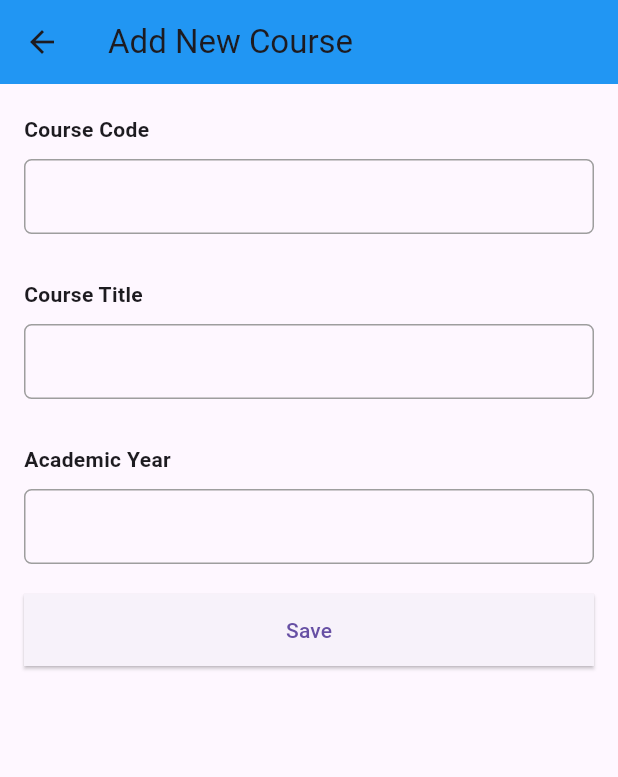
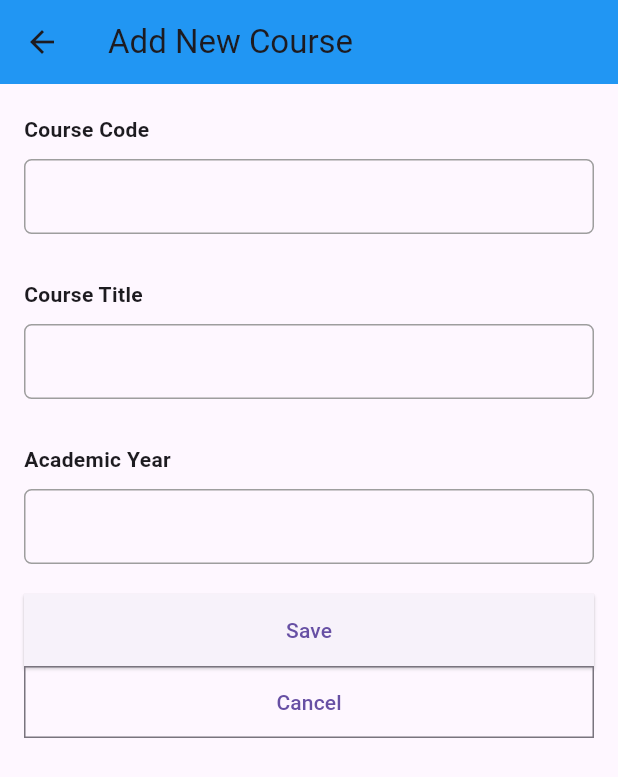
Before and after one commit to debesis27/ClassMate, a Flutter app: the AddNewCourse screen opened directly, on a phone screen of 412 x 824 dp. Shown: the top 777 px of the screen. Run offline on Flutter 3.47's test engine with Material 3 defaults, Android fonts, the phone set to English and light mode, and no system bars; our stand-ins replace cloud_firestore, firebase_auth, firebase_core, flutter_blue_plus, permission_handler; accounts and stored records are empty.

Commit message:
Fix formatting issues and add new course details screen

```diff
--- a/lib/Class/JoinClassFirebase.dart
+++ b/lib/Class/JoinClassFirebase.dart
@@ -1,7 +1,7 @@
 import 'package:cloud_firestore/cloud_firestore.dart';
 
 
-void joinClassFirebase(String studentId, String courseCollectionName, ){
+void joinClassFirebase(String studentId, String courseCollectionName){
   final db = FirebaseFirestore.instance;
   final student = <String, dynamic>{
     'studentId': studentId,
--- a/lib/Screens/Teacher/add_new_course.dart
+++ b/lib/Screens/Teacher/add_new_course.dart
@@ -42,7 +42,7 @@ class _AddNewCourse extends State<AddNewCourse> {
                 Align(
                   alignment: Alignment.centerLeft,
                   child: Container(
-                    margin: const EdgeInsets.only(top: 20.0,bottom: 10.0),
+                    margin: const EdgeInsets.only(top: 20.0, bottom: 10.0),
                     child: const Text(
                       'Course Code',
                       style: TextStyle(
@@ -151,6 +151,19 @@ class _AddNewCourse extends State<AddNewCourse> {
               ),
               child: const Text('Save'),
             ),
+            OutlinedButton(
+              onPressed: () {
+                Navigator.pop(context);
+              },
+              style: OutlinedButton.styleFrom(
+                shape: const RoundedRectangleBorder(
+                  borderRadius: BorderRadius.zero,
+                ),
+                padding: const EdgeInsets.symmetric(horizontal: 16.0),
+                minimumSize: const Size(double.infinity, 48.0),
+              ),
+              child: const Text('Cancel'),
+              )
           ],
         ),
       )),
```
Also changed, not shown: lib/Screens/Teacher/course_details_teacher.dart (added, +87 -0 lines). Lines whose indentation alone changed are shown as unchanged.
